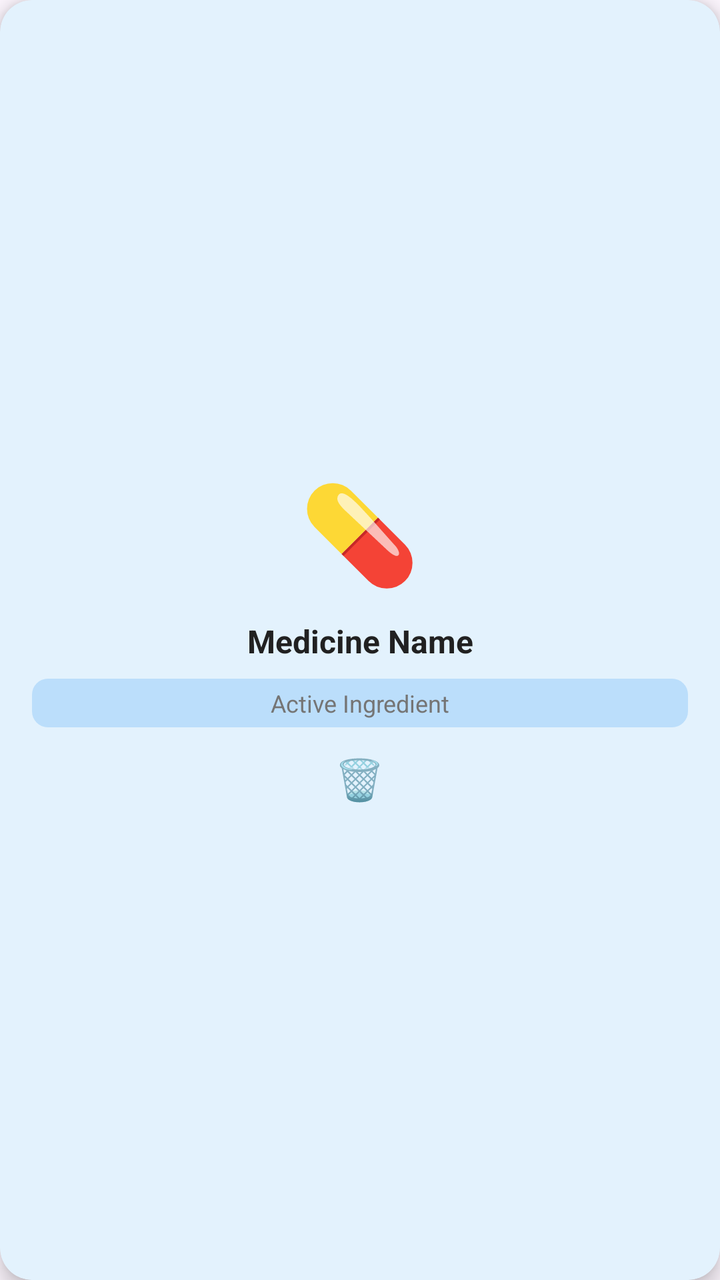
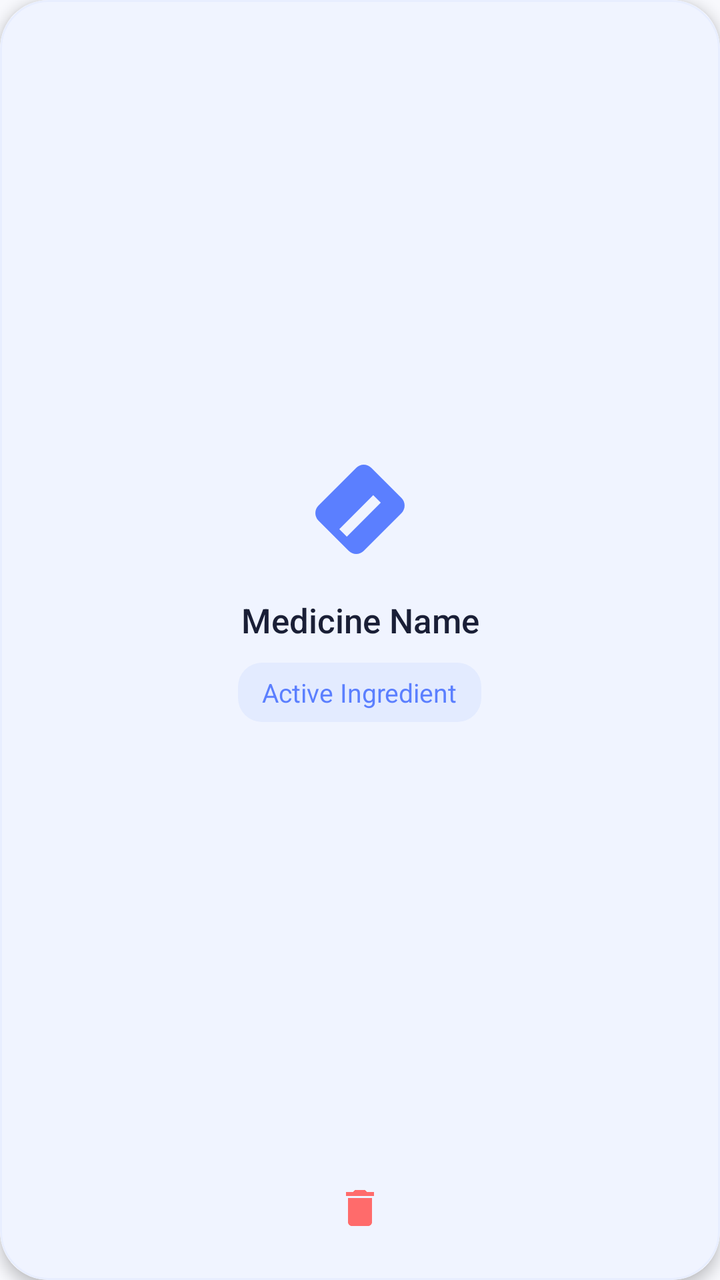

Two renders of the same Android screen: before a commit and after it. Below are the layout's source before the change and the commit's diff.
<!-- AndroidManifest.xml: application theme Theme.DrugIdentifier -->
<!-- res/layout/item_drug_card.xml -->
<?xml version="1.0" encoding="utf-8"?>
<androidx.cardview.widget.CardView xmlns:android="http://schemas.android.com/apk/res/android"
    xmlns:app="http://schemas.android.com/apk/res-auto"
    android:layout_width="160dp"
    android:layout_height="match_parent"
    android:layout_marginEnd="12dp"
    app:cardCornerRadius="16dp"
    app:cardElevation="6dp"
    app:cardBackgroundColor="@color/drug_card_background">

    <LinearLayout
        android:layout_width="match_parent"
        android:layout_height="match_parent"
        android:orientation="vertical"
        android:padding="16dp"
        android:gravity="center">

        
        <TextView
            android:layout_width="wrap_content"
            android:layout_height="wrap_content"
            android:text="💊"
            android:textSize="48sp"
            android:layout_marginBottom="12dp"/>

        
        <TextView
            android:id="@+id/drug_nickname"
            android:layout_width="match_parent"
            android:layout_height="wrap_content"
            android:text="Medicine Name"
            android:textSize="16sp"
            android:textStyle="bold"
            android:textColor="@color/primary_text"
            android:gravity="center"
            android:maxLines="2"
            android:ellipsize="end"
            android:layout_marginBottom="8dp"/>

        
        <TextView
            android:id="@+id/drug_ingredient"
            android:layout_width="match_parent"
            android:layout_height="wrap_content"
            android:text="Active Ingredient"
            android:textSize="12sp"
            android:textColor="@color/secondary_text"
            android:gravity="center"
            android:maxLines="2"
            android:ellipsize="end"
            android:paddingHorizontal="4dp"
            android:background="@drawable/ingredient_badge"
            android:paddingVertical="4dp"/>

        
        <TextView
            android:id="@+id/delete_button"
            android:layout_width="wrap_content"
            android:layout_height="wrap_content"
            android:text="🗑️"
            android:textSize="20sp"
            android:layout_marginTop="8dp"
            android:padding="4dp"
            android:clickable="true"
            android:focusable="true"
            android:background="?android:attr/selectableItemBackgroundBorderless"/>

    </LinearLayout>

</androidx.cardview.widget.CardView>
<!-- resources referenced by this layout -->
<resources>
  <color name="drug_card_background">#E3F2FD</color>
  <color name="primary_text">#212121</color>
  <color name="secondary_text">#757575</color>
  <!-- drawable ingredient_badge (drawable) -->
  <?xml version="1.0" encoding="utf-8"?>
  <shape xmlns:android="http://schemas.android.com/apk/res/android"
      android:shape="rectangle">
      <solid android:color="@color/ingredient_badge_background"/>
      <corners android:radius="8dp"/>
      <padding
          android:left="8dp"
          android:right="8dp"
          android:top="4dp"
          android:bottom="4dp"/>
  </shape>
  <color name="ingredient_badge_background">#BBDEFB</color>
  <style name="Base.Theme.DrugIdentifier" parent="Theme.Material3.DayNight.NoActionBar">
          
          
      </style>
  <!-- unchanged entries left out for length: 1 -->
</resources>

<!-- the commit's change to res/layout/item_drug_card.xml (unified diff, before → after) -->
@@ -1,69 +1,85 @@
 <?xml version="1.0" encoding="utf-8"?>
 <androidx.cardview.widget.CardView xmlns:android="http://schemas.android.com/apk/res/android"
     xmlns:app="http://schemas.android.com/apk/res-auto"
-    android:layout_width="160dp"
+    android:layout_width="180dp"
     android:layout_height="match_parent"
-    android:layout_marginEnd="12dp"
-    app:cardCornerRadius="16dp"
-    app:cardElevation="6dp"
-    app:cardBackgroundColor="@color/drug_card_background">
+    android:layout_marginEnd="16dp"
+    app:cardCornerRadius="24dp"
+    app:cardElevation="4dp"
+    app:cardBackgroundColor="@color/white">
 
     <LinearLayout
         android:layout_width="match_parent"
         android:layout_height="match_parent"
         android:orientation="vertical"
-        android:padding="16dp"
-        android:gravity="center">
+        android:background="@drawable/bg_drug_card">
+
+        <LinearLayout
+            android:layout_width="match_parent"
+            android:layout_height="0dp"
+            android:layout_weight="1"
+            android:orientation="vertical"
+            android:padding="20dp"
+            android:gravity="center">
+
+            
+            <ImageView
+                android:layout_width="64dp"
+                android:layout_height="64dp"
+                android:src="@drawable/ic_pill"
+                android:layout_marginBottom="12dp"
+                app:tint="@color/primary_blue"/>
+
+            
+            <TextView
+                android:id="@+id/drug_nickname"
+                android:layout_width="match_parent"
+                android:layout_height="wrap_content"
+                android:text="Medicine Name"
+                android:textSize="17sp"
+                android:fontFamily="sans-serif-medium"
+                android:textColor="@color/primary_text"
+                android:gravity="center"
+                android:maxLines="2"
+                android:ellipsize="end"
+                android:layout_marginBottom="10dp"/>
+
+            
+            <TextView
+                android:id="@+id/drug_ingredient"
+                android:layout_width="wrap_content"
+                android:layout_height="wrap_content"
+                android:text="Active Ingredient"
+                android:textSize="13sp"
+                android:fontFamily="sans-serif"
+                android:textColor="@color/ingredient_badge_text"
+                android:gravity="center"
+                android:maxLines="2"
+                android:ellipsize="end"
+                android:background="@drawable/ingredient_badge"/>
+
+        </LinearLayout>
 
         
-        <TextView
-            android:layout_width="wrap_content"
-            android:layout_height="wrap_content"
-            android:text="💊"
-            android:textSize="48sp"
-            android:layout_marginBottom="12dp"/>
-
-        
-        <TextView
-            android:id="@+id/drug_nickname"
+        <LinearLayout
             android:layout_width="match_parent"
             android:layout_height="wrap_content"
-            android:text="Medicine Name"
-            android:textSize="16sp"
-            android:textStyle="bold"
-            android:textColor="@color/primary_text"
+            android:orientation="horizontal"
             android:gravity="center"
-            android:maxLines="2"
-            android:ellipsize="end"
-            android:layout_marginBottom="8dp"/>
+            android:paddingBottom="16dp">
 
-        
-        <TextView
-            android:id="@+id/drug_ingredient"
-            android:layout_width="match_parent"
-            android:layout_height="wrap_content"
-            android:text="Active Ingredient"
-            android:textSize="12sp"
-            android:textColor="@color/secondary_text"
-            android:gravity="center"
-            android:maxLines="2"
-            android:ellipsize="end"
-            android:paddingHorizontal="4dp"
-            android:background="@drawable/ingredient_badge"
-            android:paddingVertical="4dp"/>
+            <ImageView
+                android:id="@+id/delete_button"
+                android:layout_width="40dp"
+                android:layout_height="40dp"
+                android:src="@drawable/ic_delete"
+                android:padding="8dp"
+                android:clickable="true"
+                android:focusable="true"
+                android:background="?android:attr/selectableItemBackgroundBorderless"
+                app:tint="@color/error"/>
 
-        
-        <TextView
-            android:id="@+id/delete_button"
-            android:layout_width="wrap_content"
-            android:layout_height="wrap_content"
-            android:text="🗑️"
-            android:textSize="20sp"
-            android:layout_marginTop="8dp"
-            android:padding="4dp"
-            android:clickable="true"
-            android:focusable="true"
-            android:background="?android:attr/selectableItemBackgroundBorderless"/>
+        </LinearLayout>
 
     </LinearLayout>
 
<!-- resource entries referenced after the edit -->
@@ -1,24 +1,127 @@
 <!-- resources referenced by this layout -->
 <resources>
-  <color name="drug_card_background">#E3F2FD</color>
-  <color name="primary_text">#212121</color>
-  <color name="secondary_text">#757575</color>
+  <color name="error">#FF6B6B</color>
+  <color name="ingredient_badge_text">#5B7FFF</color>
+  <color name="primary_blue">#5B7FFF</color>
+  <color name="drug_card_background">#F0F4FF</color>
+  <color name="drug_card_accent">#E8EEFF</color>
+  <color name="primary_text">#1A1F36</color>
+  <color name="white">#FFFFFFFF</color>
+  <!-- drawable bg_drug_card (drawable) -->
+  <?xml version="1.0" encoding="utf-8"?>
+  <shape xmlns:android="http://schemas.android.com/apk/res/android"
+      android:shape="rectangle">
+      <solid android:color="@color/drug_card_background"/>
+      <corners android:radius="24dp" />
+      <stroke
+          android:width="1dp"
+          android:color="@color/drug_card_accent" />
+  </shape>
+  <!-- drawable ic_delete (drawable) -->
+  <?xml version="1.0" encoding="utf-8"?>
+  <vector xmlns:android="http://schemas.android.com/apk/res/android"
+      android:width="24dp"
+      android:height="24dp"
+      android:viewportWidth="24"
+      android:viewportHeight="24">
+      <path
+          android:fillColor="@color/error"
+          android:pathData="M6,19c0,1.1 0.9,2 2,2h8c1.1,0 2,-0.9 2,-2V7H6v12zM19,4h-3.5l-1,-1h-5l-1,1H5v2h14V4z"/>
+  </vector>
+  <!-- drawable ic_pill (drawable) -->
+  <?xml version="1.0" encoding="utf-8"?>
+  <vector xmlns:android="http://schemas.android.com/apk/res/android"
+      android:width="24dp"
+      android:height="24dp"
+      android:viewportWidth="24"
+      android:viewportHeight="24">
+      <path
+          android:fillColor="@color/primary_blue"
+          android:pathData="M4.22,11.29l7.07,-7.07c0.78,-0.78 2.05,-0.78 2.83,0l5.66,5.66c0.78,0.78 0.78,2.05 0,2.83l-7.07,7.07c-0.78,0.78 -2.05,0.78 -2.83,0L4.22,14.12c-0.78,-0.78 -0.78,-2.05 0,-2.83zM8.12,15.71l1.41,1.41 6.36,-6.36 -1.41,-1.41L8.12,15.71z"/>
+  </vector>
+  <color name="secondary_text">#8B94A8</color>
   <!-- drawable ingredient_badge (drawable) -->
   <?xml version="1.0" encoding="utf-8"?>
   <shape xmlns:android="http://schemas.android.com/apk/res/android"
       android:shape="rectangle">
       <solid android:color="@color/ingredient_badge_background"/>
-      <corners android:radius="8dp"/>
+      <corners android:radius="12dp"/>
       <padding
-          android:left="8dp"
-          android:right="8dp"
-          android:top="4dp"
-          android:bottom="4dp"/>
+          android:left="12dp"
+          android:right="12dp"
+          android:top="6dp"
+          android:bottom="6dp"/>
   </shape>
-  <color name="ingredient_badge_background">#BBDEFB</color>
-  <style name="Base.Theme.DrugIdentifier" parent="Theme.Material3.DayNight.NoActionBar">
+  <color name="ingredient_badge_background">#E3EBFF</color>
+  <style name="Base.Theme.DrugIdentifier" parent="Theme.Material3.Light.NoActionBar">
+          
+          <item name="colorPrimary">@color/primary_blue</item>
+          <item name="colorPrimaryVariant">@color/primary_blue_dark</item>
+          <item name="colorOnPrimary">@color/white</item>
           
           
+          <item name="colorSecondary">@color/accent_teal</item>
+          <item name="colorSecondaryVariant">@color/accent_coral</item>
+          <item name="colorOnSecondary">@color/white</item>
+          
+          
+          <item name="android:colorBackground">@color/background_color</item>
+          <item name="colorSurface">@color/card_background</item>
+          <item name="colorOnBackground">@color/primary_text</item>
+          <item name="colorOnSurface">@color/primary_text</item>
+          
+          
+          <item name="android:statusBarColor">@color/white</item>
+          <item name="android:windowLightStatusBar">true</item>
+          
+          
+          <item name="android:navigationBarColor">@color/white</item>
+          <item name="android:windowLightNavigationBar">true</item>
+          
+          
+          <item name="textAppearanceHeadline1">@style/TextAppearance.App.Headline1</item>
+          <item name="textAppearanceHeadline2">@style/TextAppearance.App.Headline2</item>
+          <item name="textAppearanceBody1">@style/TextAppearance.App.Body1</item>
+          <item name="textAppearanceBody2">@style/TextAppearance.App.Body2</item>
+          
+          
+          <item name="shapeAppearanceSmallComponent">@style/ShapeAppearance.App.SmallComponent</item>
+          <item name="shapeAppearanceMediumComponent">@style/ShapeAppearance.App.MediumComponent</item>
+          <item name="shapeAppearanceLargeComponent">@style/ShapeAppearance.App.LargeComponent</item>
+      </style>
+  <color name="primary_blue_dark">#4A6AD8</color>
+  <color name="accent_teal">#4ECDC4</color>
+  <color name="accent_coral">#FF6B9D</color>
+  <color name="background_color">#F8F9FD</color>
+  <color name="card_background">#FFFFFF</color>
+  <style name="TextAppearance.App.Headline1" parent="TextAppearance.Material3.HeadlineLarge">
+          <item name="fontFamily">sans-serif-black</item>
+          <item name="android:textColor">@color/primary_text</item>
+          <item name="android:letterSpacing">-0.02</item>
+      </style>
+  <style name="TextAppearance.App.Headline2" parent="TextAppearance.Material3.HeadlineMedium">
+          <item name="fontFamily">sans-serif-medium</item>
+          <item name="android:textColor">@color/primary_text</item>
+      </style>
+  <style name="TextAppearance.App.Body1" parent="TextAppearance.Material3.BodyLarge">
+          <item name="fontFamily">sans-serif</item>
+          <item name="android:textColor">@color/primary_text</item>
+      </style>
+  <style name="TextAppearance.App.Body2" parent="TextAppearance.Material3.BodyMedium">
+          <item name="fontFamily">sans-serif</item>
+          <item name="android:textColor">@color/secondary_text</item>
+      </style>
+  <style name="ShapeAppearance.App.SmallComponent" parent="ShapeAppearance.Material3.SmallComponent">
+          <item name="cornerFamily">rounded</item>
+          <item name="cornerSize">12dp</item>
+      </style>
+  <style name="ShapeAppearance.App.MediumComponent" parent="ShapeAppearance.Material3.MediumComponent">
+          <item name="cornerFamily">rounded</item>
+          <item name="cornerSize">20dp</item>
+      </style>
+  <style name="ShapeAppearance.App.LargeComponent" parent="ShapeAppearance.Material3.LargeComponent">
+          <item name="cornerFamily">rounded</item>
+          <item name="cornerSize">28dp</item>
       </style>
   <!-- unchanged entries left out for length: 1 -->
 </resources>
